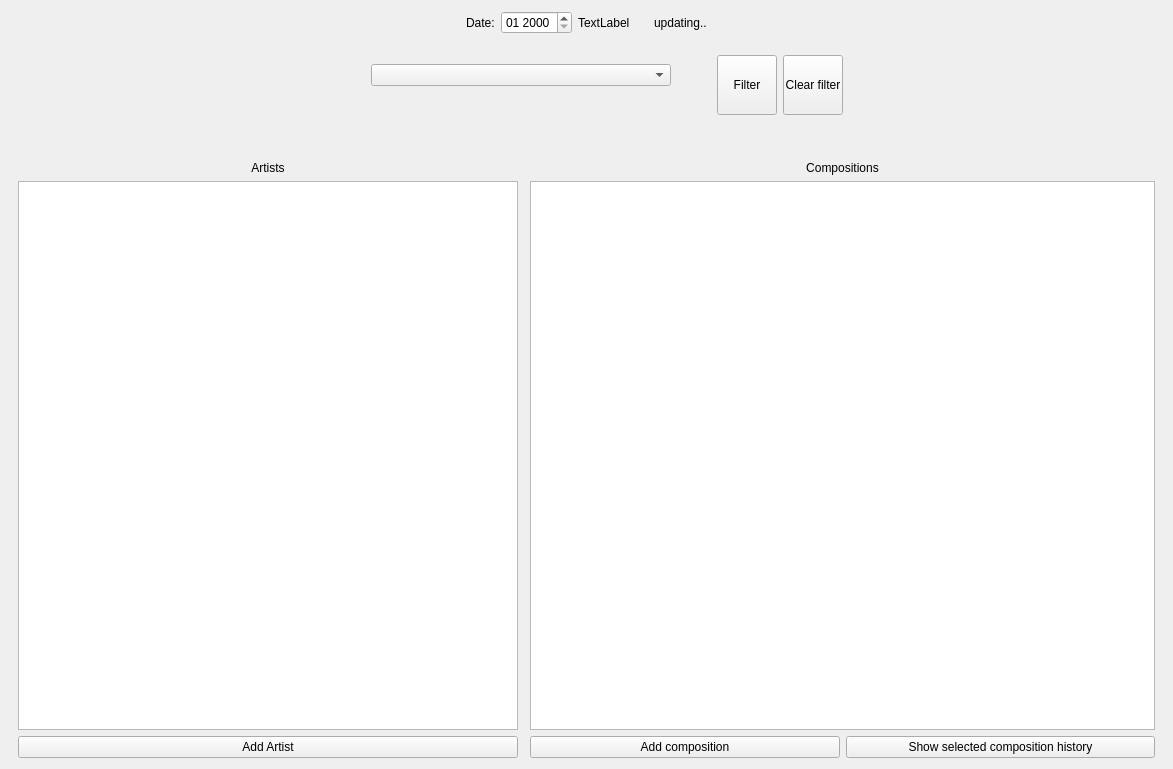
First picture: the form in MusicChart/mainwindow.ui, repository SergySanJj/Music-Chart, before the edit.
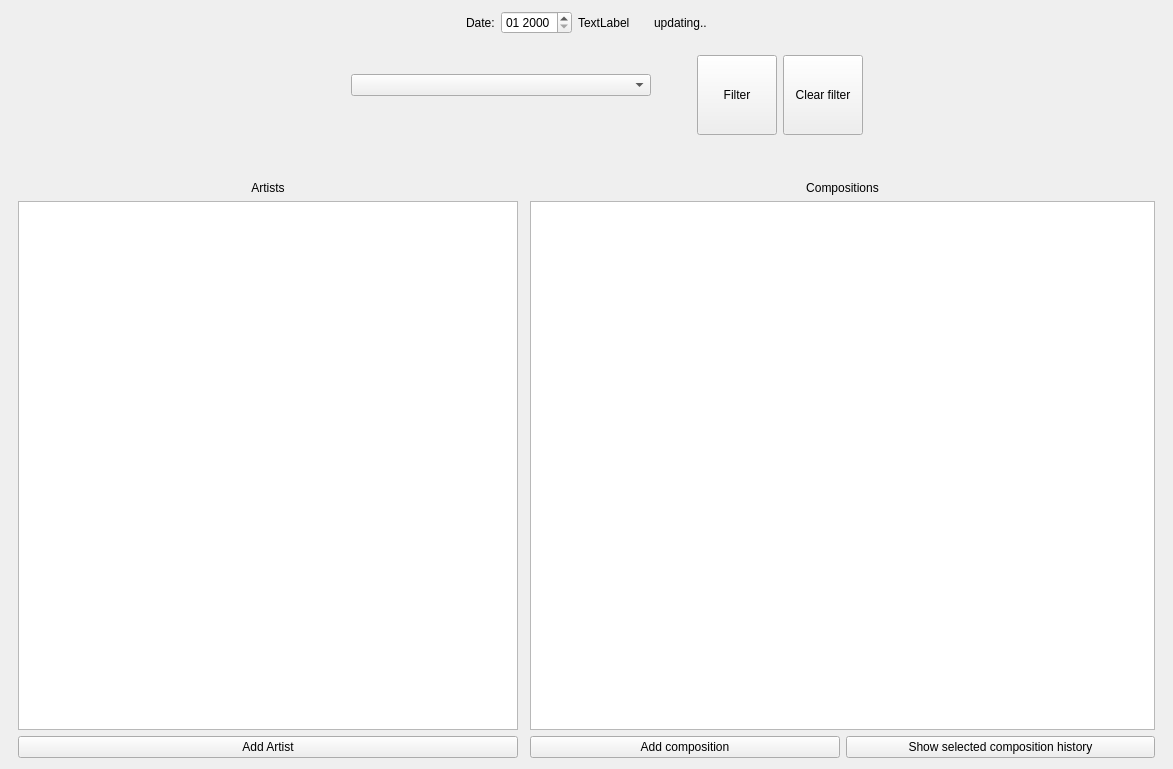
Second picture: the form after the edit.

```diff
--- a/MusicChart/mainwindow.ui
+++ b/MusicChart/mainwindow.ui
@@ -352,14 +352,14 @@
        <widget class="QPushButton" name="filterButton">
         <property name="minimumSize">
          <size>
-          <width>60</width>
-          <height>60</height>
+          <width>80</width>
+          <height>80</height>
          </size>
         </property>
         <property name="maximumSize">
          <size>
-          <width>60</width>
-          <height>60</height>
+          <width>80</width>
+          <height>80</height>
          </size>
         </property>
         <property name="text">
@@ -371,14 +371,14 @@
        <widget class="QPushButton" name="clearFilterButton">
         <property name="minimumSize">
          <size>
-          <width>60</width>
-          <height>60</height>
+          <width>80</width>
+          <height>80</height>
          </size>
         </property>
         <property name="maximumSize">
          <size>
-          <width>60</width>
-          <height>60</height>
+          <width>80</width>
+          <height>80</height>
          </size>
         </property>
         <property name="text">
```
